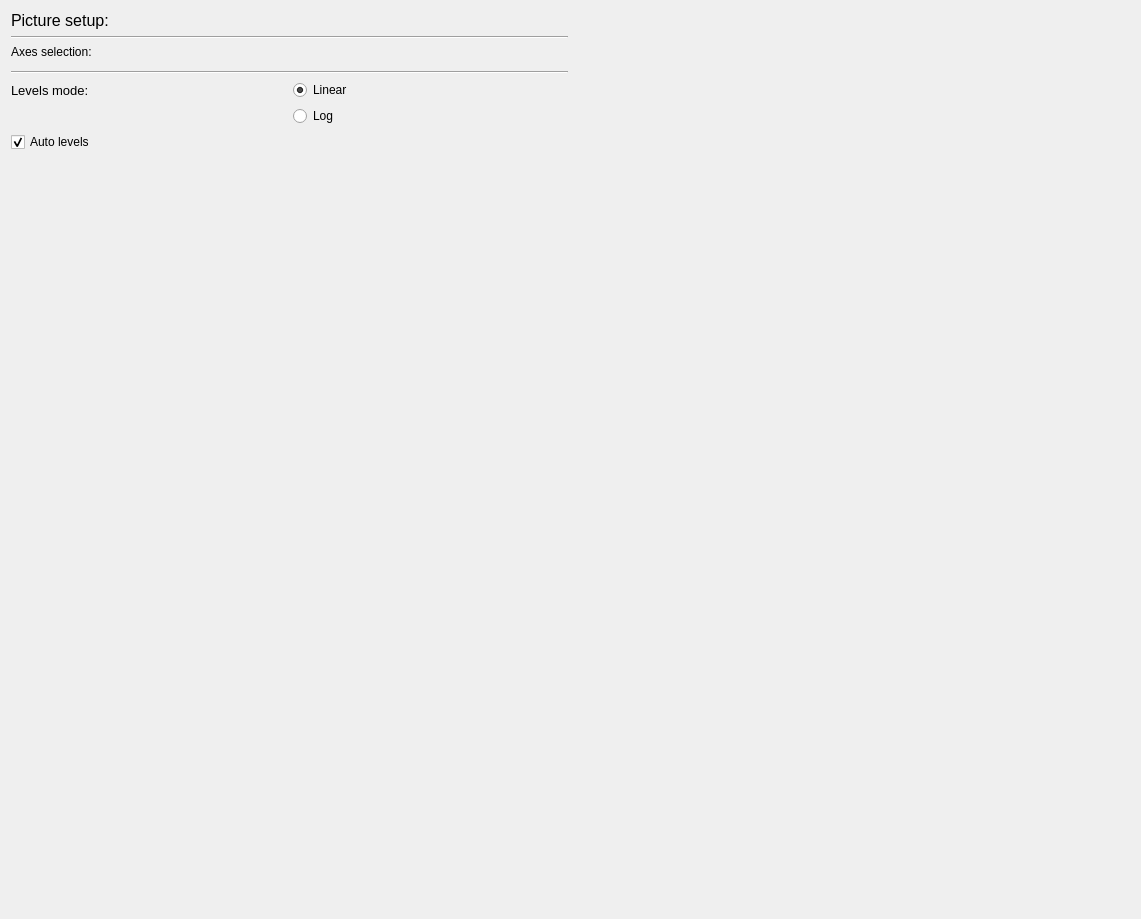
This is src/uis/frame_view.ui in yamedvedya/data_viewer as Qt 5 draws it before an edit. The edited form follows.
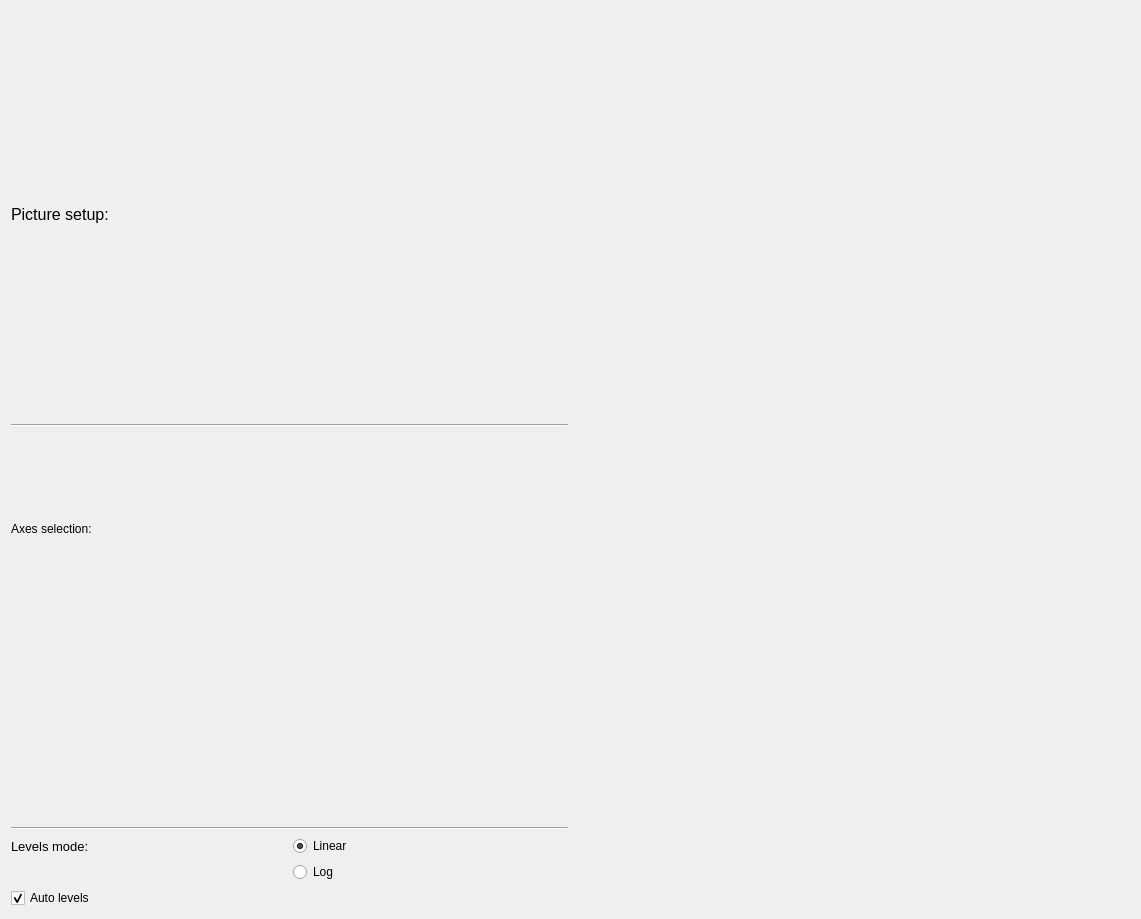
This is the edited form.

Diff of the .ui file:
```diff
--- a/src/uis/frame_view.ui
+++ b/src/uis/frame_view.ui
@@ -114,19 +114,6 @@
          </property>
         </widget>
        </item>
-       <item>
-        <spacer name="verticalSpacer">
-         <property name="orientation">
-          <enum>Qt::Vertical</enum>
-         </property>
-         <property name="sizeHint" stdset="0">
-          <size>
-           <width>20</width>
-           <height>40</height>
-          </size>
-         </property>
-        </spacer>
-       </item>
       </layout>
      </item>
      <item>
```
